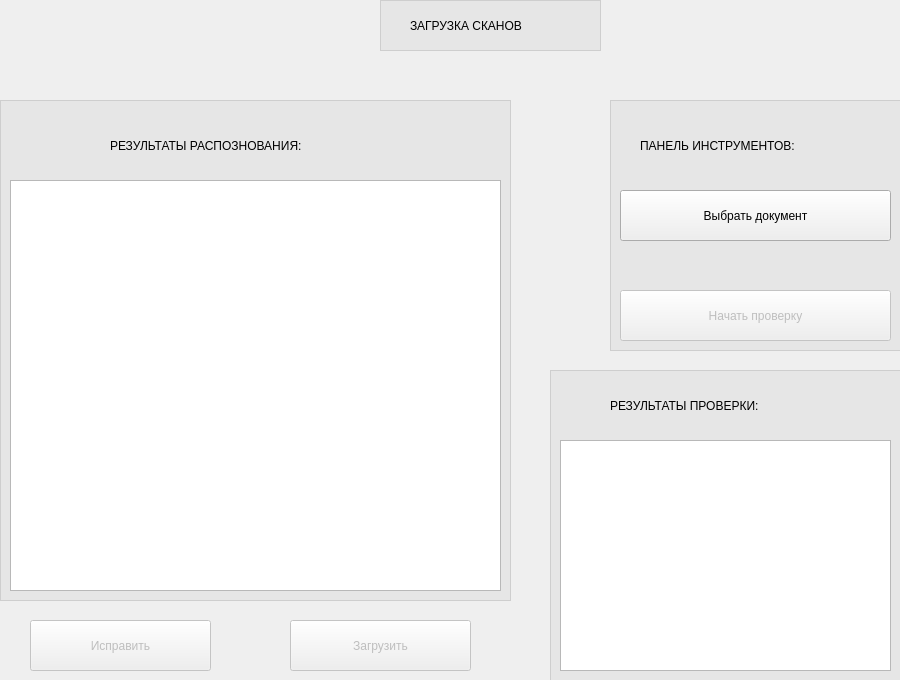
The window that gui/ui/download.ui (kyrvvwfzhy-code/innovation_proposal_checking) describes before a commit, drawn with Qt 5.
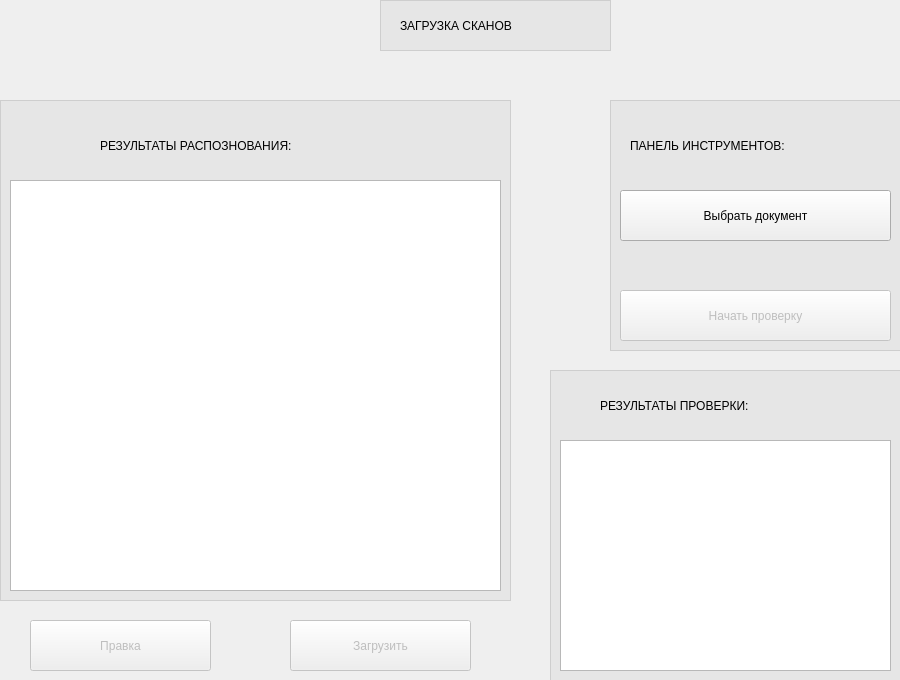
The same window after the commit.

```diff
--- a/gui/ui/download.ui
+++ b/gui/ui/download.ui
@@ -10,6 +10,12 @@
     <height>680</height>
    </rect>
   </property>
+  <property name="sizePolicy">
+   <sizepolicy hsizetype="Fixed" vsizetype="Fixed">
+    <horstretch>0</horstretch>
+    <verstretch>0</verstretch>
+   </sizepolicy>
+  </property>
   <property name="windowTitle">
    <string/>
   </property>
@@ -62,9 +68,9 @@
   <widget class="QLabel" name="label_2">
    <property name="geometry">
     <rect>
-     <x>110</x>
+     <x>100</x>
      <y>120</y>
-     <width>291</width>
+     <width>321</width>
      <height>51</height>
     </rect>
    </property>
@@ -78,9 +84,9 @@
   <widget class="QLabel" name="label_3">
    <property name="geometry">
     <rect>
-     <x>610</x>
+     <x>600</x>
      <y>380</y>
-     <width>231</width>
+     <width>251</width>
      <height>51</height>
     </rect>
    </property>
@@ -107,9 +113,9 @@
   <widget class="QLabel" name="label_5">
    <property name="geometry">
     <rect>
-     <x>410</x>
+     <x>400</x>
      <y>0</y>
-     <width>181</width>
+     <width>191</width>
      <height>51</height>
     </rect>
    </property>
@@ -125,7 +131,7 @@
     <rect>
      <x>380</x>
      <y>0</y>
-     <width>221</width>
+     <width>231</width>
      <height>51</height>
     </rect>
    </property>
@@ -161,9 +167,9 @@
   <widget class="QLabel" name="label">
    <property name="geometry">
     <rect>
-     <x>640</x>
+     <x>630</x>
      <y>120</y>
-     <width>231</width>
+     <width>261</width>
      <height>51</height>
     </rect>
    </property>
@@ -235,7 +241,7 @@
     </rect>
    </property>
    <property name="text">
-    <string>Исправить</string>
+    <string>Правка</string>
    </property>
   </widget>
   <widget class="QPushButton" name="pushButton_4">
```
